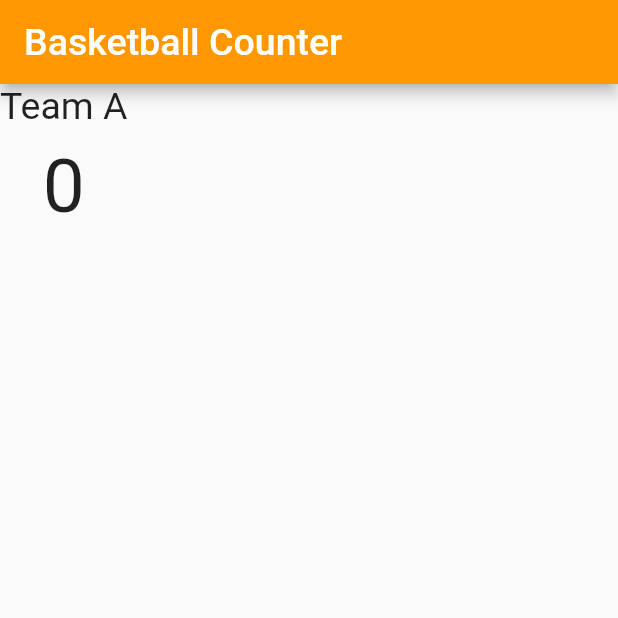
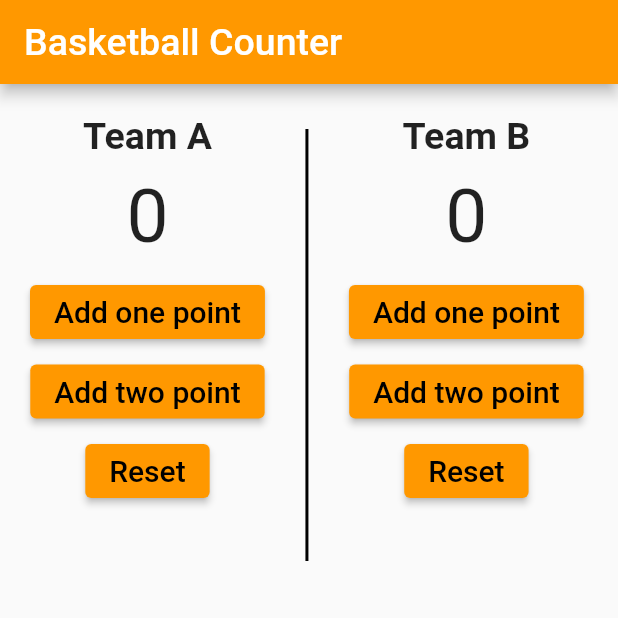
Before and after one commit to Kirollos-Saad/Basketball_Counter_Application, a Flutter app: the screen it shows after launch, on a phone screen of 412 x 824 dp, the top half of it. Run offline on Flutter 3.47's test engine with Material 3 defaults, Android fonts, the phone set to English and light mode, and no system bars.

Commit message:
made a separate teambuilder widget and made the other buttons and finished the app

```diff
--- a/lib/home_page.dart
+++ b/lib/home_page.dart
@@ -1,6 +1,6 @@
+import 'package:flutter/material.dart';
 
-
-import 'package:flutter/material.dart';
+import 'team_builder.dart';
 
 class HomePage extends StatelessWidget {
   const HomePage({super.key});
@@ -20,26 +20,17 @@ class HomePage extends StatelessWidget {
       ),
       body: Row(
         children: [
-          Column(
-            children: [
-              const Text(
-                'Team A',
-                style: TextStyle(fontSize: 25.0),
-              ),
-              const SizedBox(
-                height: 10,
-              ),
-              const Text(
-                '0',
-                style: TextStyle(fontSize: 50.0),
-              ),
-              const SizedBox(
-                height: 10,
-              ),
+          TeamBuilder(
+            teamName: 'Team A',
+          ),
+          const VerticalDivider(
+            indent: 30.0,
+            endIndent: 450 ,
+            color: Colors.black,
+            thickness: 2.0,
+          ),
+          TeamBuilder(teamName: 'Team B'),
 
-
-            ],
-          ),
         ],
       ),
     );
--- /dev/null
+++ b/lib/team_builder.dart
@@ -0,0 +1,96 @@
+import 'package:flutter/material.dart';
+
+class TeamBuilder extends StatefulWidget {
+ const TeamBuilder({super.key, required this.teamName});
+
+  final String teamName;
+
+  @override
+  State<TeamBuilder> createState() => _TeamBuilderState();
+}
+
+class _TeamBuilderState extends State<TeamBuilder> {
+  int counter = 0;
+
+  @override
+  Widget build(BuildContext context) {
+    return Padding(
+      padding: const EdgeInsets.all(20.0),
+      child:  Column(
+        children: [
+          Text(
+            widget.teamName,
+            style: const TextStyle(
+              fontSize: 25.0,
+              fontWeight: FontWeight.bold,
+            ),
+          ),
+          const SizedBox(
+            height: 10,
+          ),
+          Text(
+            '$counter',
+            style: TextStyle(fontSize: 50.0),
+          ),
+          const SizedBox(
+            height: 10,
+          ),
+          ElevatedButton(
+            onPressed: () {
+              counter ++;
+              setState(() {
+
+              });
+            },
+            style: ElevatedButton.styleFrom(
+              backgroundColor: Colors.orange, // background
+              foregroundColor: Colors.black, // foreground
+            ),
+            child: const Text(
+              "Add one point",
+              style: TextStyle(fontSize: 20.0),
+            ),
+          ),
+          const SizedBox(
+            height: 5,
+          ),
+          ElevatedButton(
+            onPressed: () {
+              counter +=2;
+              setState(() {
+
+              });
+            },
+            child: const Text(
+              "Add two point",
+              style: TextStyle(fontSize: 20.0),
+            ),
+            style: ElevatedButton.styleFrom(
+              backgroundColor: Colors.orange, // background
+              foregroundColor: Colors.black, // foreground
+            ),
+          ),
+          const SizedBox(
+            height: 5,
+          ),
+          ElevatedButton(
+            onPressed: () {
+              counter =0;
+              setState(() {
+
+              });
+            },
+            child: const Text(
+              "Reset",
+              style: TextStyle(fontSize: 20.0),
+            ),
+            style: ElevatedButton.styleFrom(
+              backgroundColor: Colors.orange, // background
+              foregroundColor: Colors.black, // foreground
+            ),
+          ),
+        ],
+      ),
+    );
+  }
+}
```
